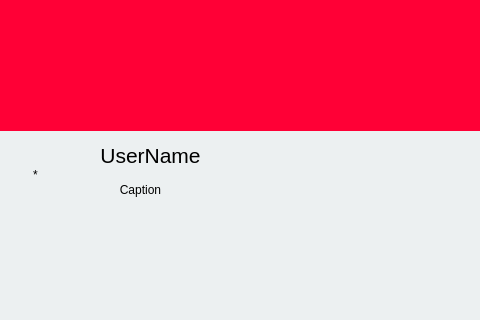
This is Login/homepage.ui in KrishnanSG/Cloud as Qt 5 draws it before an edit; both pictures show x 0 to 480 and y 0 to 320 of the 1070 by 715 pixel window. The edited form follows.
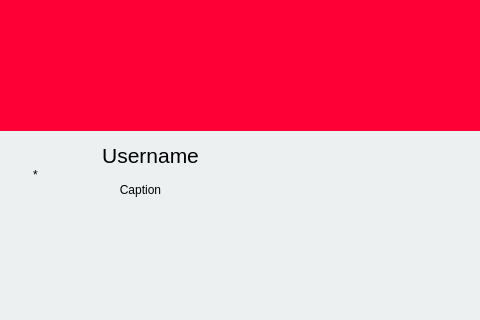
This is the edited form. Icons and pictures are not drawn.

The edit to the form file:
```diff
--- a/Login/homepage.ui
+++ b/Login/homepage.ui
@@ -101,7 +101,7 @@
     </rect>
    </property>
    <property name="text">
-    <string>&lt;html&gt;&lt;head/&gt;&lt;body&gt;&lt;p align=&quot;center&quot;&gt;&lt;span style=&quot; font-size:16pt;&quot;&gt;UserName&lt;/span&gt;&lt;/p&gt;&lt;/body&gt;&lt;/html&gt;</string>
+    <string>&lt;html&gt;&lt;head/&gt;&lt;body&gt;&lt;p align=&quot;center&quot;&gt;&lt;span style=&quot; font-size:16pt;&quot;&gt;Username&lt;/span&gt;&lt;/p&gt;&lt;/body&gt;&lt;/html&gt;</string>
    </property>
   </widget>
   <widget class="QLabel" name="label_5">
```
Left out of the diff: 12 changed lines with no effect on the pictures.
